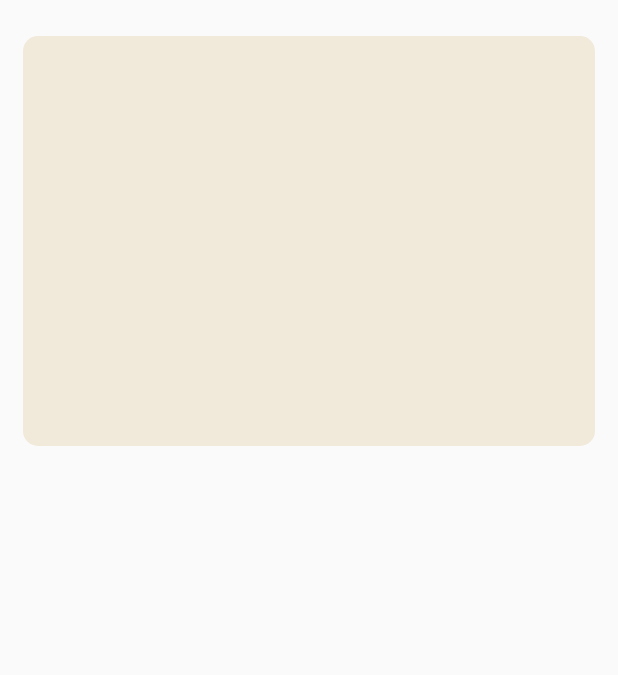
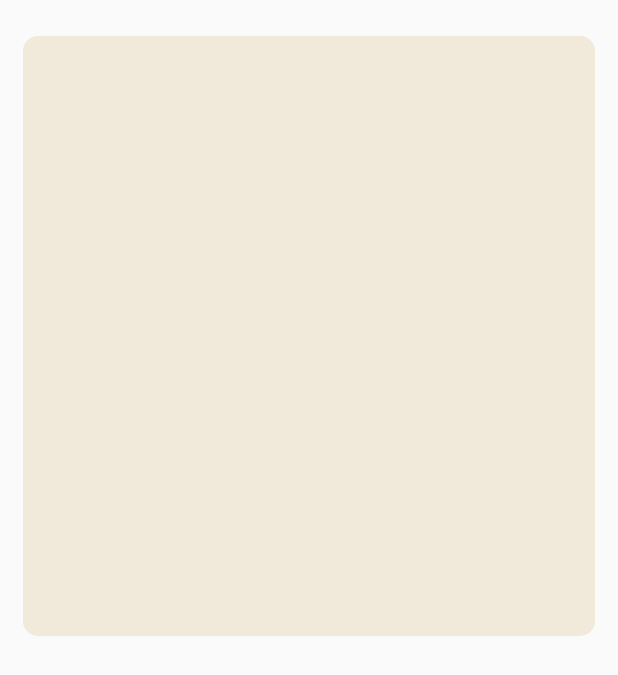
Before and after one commit to JonathanStevanka143/BeerCheer, an Android app: the layout creator_insight_layout.xml on its own in the app's theme, with its tools: preview values and no code run, on a phone screen of 412 x 824 dp. Shown: the top 675 px of the screen. Run offline under Robolectric (Android 15) with nearby library versions, the phone set to English and light mode, and no system bars.

Commit message:
fixed creator insight
-fixed layout height

```diff
--- a/app/src/main/res/layout/creator_insight_layout.xml
+++ b/app/src/main/res/layout/creator_insight_layout.xml
@@ -9,7 +9,7 @@
     <ImageView
         android:id="@+id/imageView3"
         android:layout_width="0dp"
-        android:layout_height="273dp"
+        android:layout_height="400dp"
         android:layout_marginStart="15dp"
         android:layout_marginTop="24dp"
         android:layout_marginEnd="15dp"
@@ -37,14 +37,18 @@
     <TextView
         android:id="@+id/creatorDescription"
         android:layout_width="0dp"
-        android:layout_height="168dp"
+        android:layout_height="wrap_content"
         android:layout_marginStart="20dp"
         android:layout_marginTop="16dp"
         android:layout_marginEnd="20dp"
+        android:layout_marginBottom="8dp"
         android:textAlignment="textStart"
         android:textColor="#000000"
         android:textSize="24sp"
+        app:layout_constraintBottom_toBottomOf="@+id/imageView3"
         app:layout_constraintEnd_toEndOf="@+id/imageView3"
+        app:layout_constraintHorizontal_bias="0.0"
         app:layout_constraintStart_toStartOf="@+id/imageView3"
-        app:layout_constraintTop_toBottomOf="@+id/creatorNamee" />
+        app:layout_constraintTop_toBottomOf="@+id/creatorNamee"
+        app:layout_constraintVertical_bias="0.0" />
 </android.support.constraint.ConstraintLayout>
--- a/app/src/main/res/layout/fragment_home_screen.xml
+++ b/app/src/main/res/layout/fragment_home_screen.xml
@@ -72,7 +72,7 @@
             <ListView
                 android:id="@+id/creatorInsightList"
                 android:layout_width="match_parent"
-                android:layout_height="583dp"
+                android:layout_height="927dp"
                 android:layout_margin="5dp"
                 android:layout_marginTop="0dp"
                 android:scrollbars="none">
```
